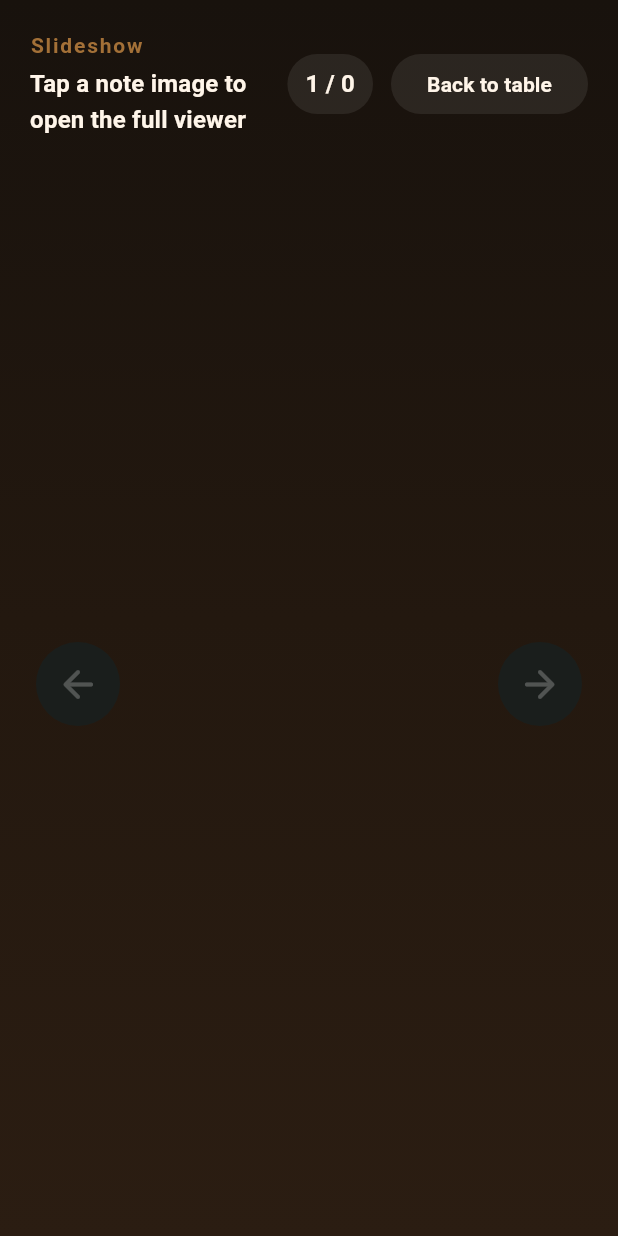
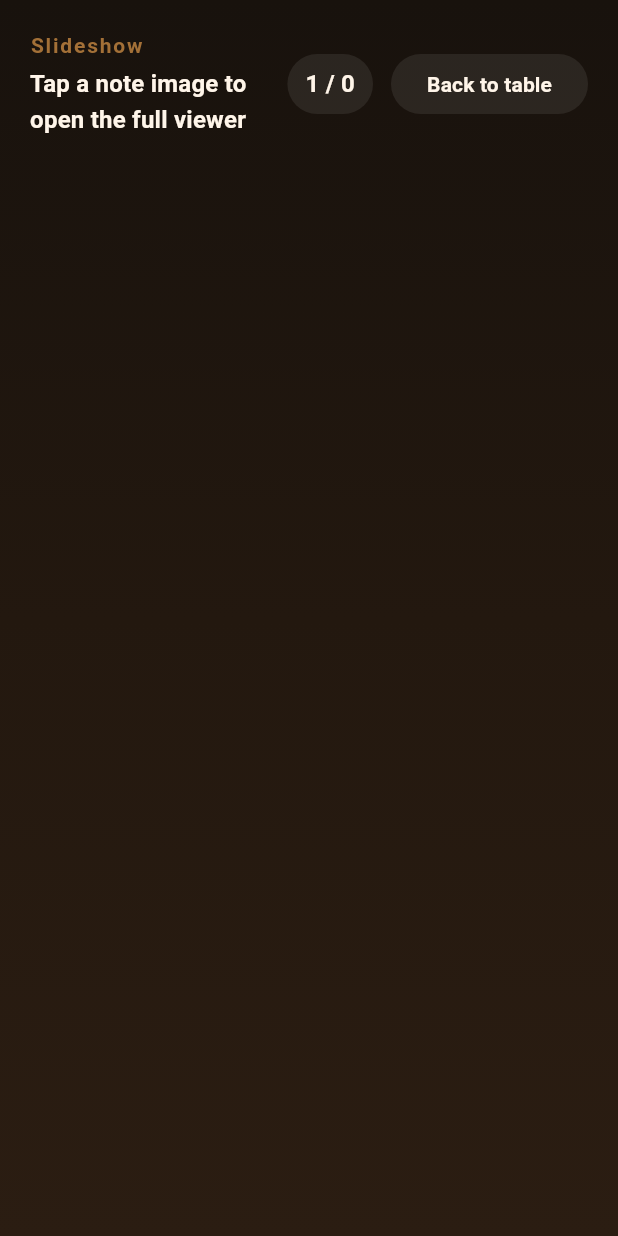
Before and after one commit to dompuiu/noteharbor, a Flutter app: the NoteSlideshowScreen screen opened directly with empty values, on a phone screen of 412 x 824 dp. Run offline on Flutter 3.47's test engine with Material 3 defaults, Android fonts, the phone set to English and light mode, and no system bars.

Commit message:
Remove arrows.

```diff
--- a/apps/viewer/flutter/lib/features/slideshow/note_slideshow_screen.dart
+++ b/apps/viewer/flutter/lib/features/slideshow/note_slideshow_screen.dart
@@ -202,13 +202,6 @@ class _NoteSlideshowScreenState extends State<NoteSlideshowScreen> {
                         ),
                       ),
                       Expanded(
-                        child: Row(
-                          children: [
-                            _ArrowButton(
-                              icon: Icons.arrow_back_rounded,
-                              onPressed: widget.notes.length > 1 ? _goPrevious : null,
-                            ),
-                            Expanded(
                         child: PageView.builder(
                           controller: _pageController,
                           itemCount: widget.notes.length,
@@ -244,7 +237,10 @@ class _NoteSlideshowScreenState extends State<NoteSlideshowScreen> {
                                           child: Column(
                                             crossAxisAlignment: CrossAxisAlignment.stretch,
                                             children: [
-                                                    _ImagesPanel(note: note, onTapImage: _openImageViewer),
+                                              _ImagesPanel(
+                                                note: note,
+                                                onTapImage: _openImageViewer,
+                                              ),
                                               const SizedBox(height: 24),
                                               _MetaPanel(note: note),
                                             ],
@@ -257,13 +253,6 @@ class _NoteSlideshowScreenState extends State<NoteSlideshowScreen> {
                               ),
                             );
                           },
-                              ),
-                            ),
-                            _ArrowButton(
-                              icon: Icons.arrow_forward_rounded,
-                              onPressed: widget.notes.length > 1 ? _goNext : null,
-                            ),
-                          ],
                         ),
                       ),
                     ],
@@ -521,32 +510,3 @@ class _MetaPanel extends StatelessWidget {
     );
   }
 }
-
-class _ArrowButton extends StatelessWidget {
-  const _ArrowButton({
-    required this.icon,
-    required this.onPressed,
-  });
-
-  final IconData icon;
-  final VoidCallback? onPressed;
-
-  @override
-  Widget build(BuildContext context) {
-    return Padding(
-      padding: const EdgeInsets.symmetric(horizontal: 8),
-      child: IconButton.filledTonal(
-        onPressed: onPressed,
-        icon: Icon(icon),
-        iconSize: 30,
-        style: IconButton.styleFrom(
-          backgroundColor: const Color(0xFF24302B),
-          foregroundColor: Colors.white,
-          disabledBackgroundColor: const Color(0xFF1A1E1C),
-          disabledForegroundColor: Colors.white24,
-          minimumSize: const Size(56, 56),
-        ),
-      ),
-    );
-  }
-}
```
Also changed, not shown: apps/viewer/flutter/lib/features/slideshow/image_lightbox.dart (+0 -43 lines). Lines whose indentation alone changed are shown as unchanged.
